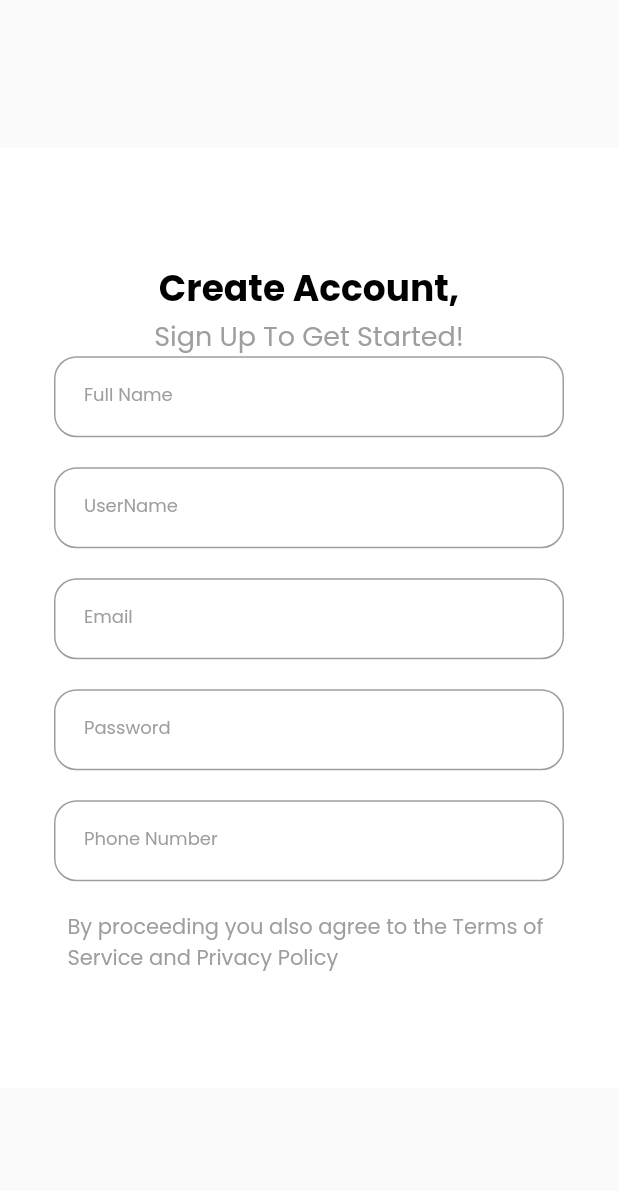
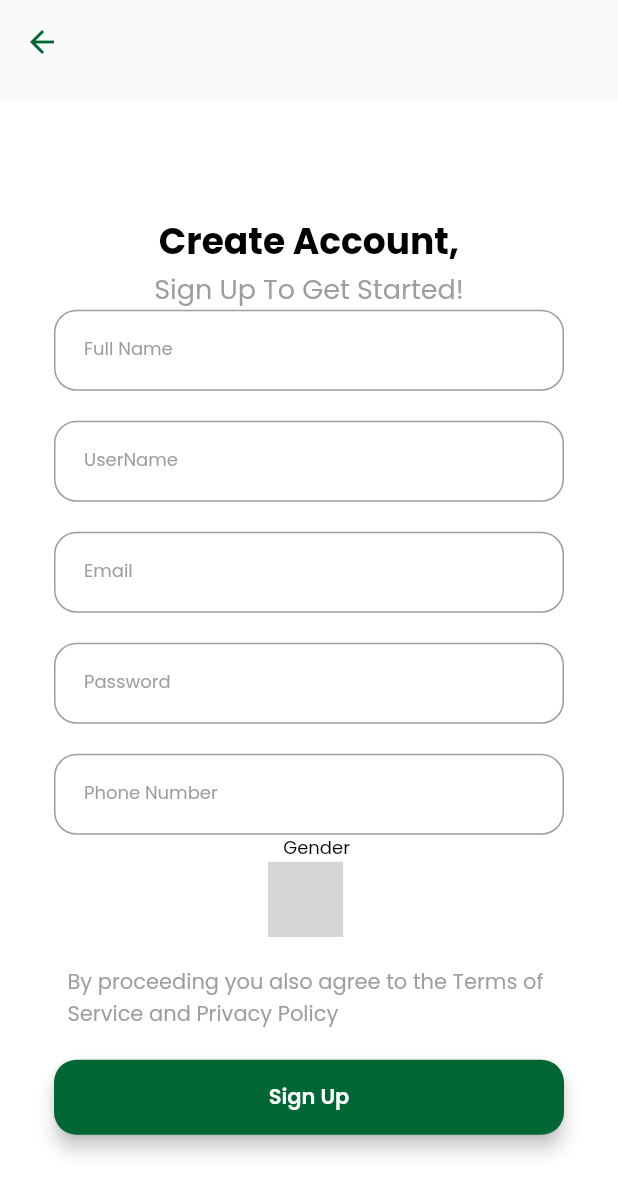
Before and after one commit to Terry9110/MobileCampsu2, a Flutter app: the SignupPage screen opened directly, on a phone screen of 412 x 824 dp. Shown: the top 1191 px of the screen. Run offline on Flutter 3.47's test engine with Material 2 defaults, Android fonts, the phone set to English and light mode, and no system bars; our stand-ins replace cloud_functions, date_field, firebase_auth, firebase_core, flutter_multi_formatter, font_awesome_flutter and 2 more; missing offline and left inert: gender_picker; accounts and stored records are empty; grey boxes are pictures that could not be loaded.

Commit message:
fixed signup_screen

```diff
--- a/lib/SignupScreen/signup_screen.dart
+++ b/lib/SignupScreen/signup_screen.dart
@@ -224,7 +224,34 @@ class _SignupPageState extends State<SignupPage> {
                   const BorderSide(width: 1, color: Color(0xFFe63900)))),
     );
 
+    final signUpButton = Material(
+      elevation: 5,
+      color: Color(0xFF006633),
+      borderRadius: BorderRadius.circular(15),
+      child: MaterialButton(
+        height: 50,
+        minWidth: MediaQuery.of(context).size.width,
+        onPressed: () {},
+        child: Text('Sign Up',
+            style: GoogleFonts.poppins(
+                fontWeight: FontWeight.w600,
+                color: Colors.white,
+                fontSize: 14)),
+      ),
+    );
     return Scaffold(
+      appBar: AppBar(
+          backgroundColor: Colors.transparent,
+          elevation: 0,
+          leading: IconButton(
+            icon: const Icon(
+              Icons.arrow_back,
+              color: Color(0xFF006633),
+            ),
+            onPressed: () {
+              Navigator.of(context).pop();
+            },
+          )),
       body: Center(
         child: SingleChildScrollView(
           child: Container(
@@ -255,6 +282,7 @@ class _SignupPageState extends State<SignupPage> {
                     passwordField,
                     const SizedBox(height: 20),
                     phoneNumberField,
+                    genderPicker(context),
                     const SizedBox(height: 20),
                     Row(
                       mainAxisAlignment: MainAxisAlignment.center,
@@ -269,10 +297,8 @@ class _SignupPageState extends State<SignupPage> {
                       ],
                     ),
                     const SizedBox(height: 20),
-                    // loginButton,
+                    signUpButton,
                     const SizedBox(height: 20),
-
-
                   ],
                 ),
               ),
```
Also changed, not shown: lib/LoginScreen/login_page.dart (+12 -18 lines).
